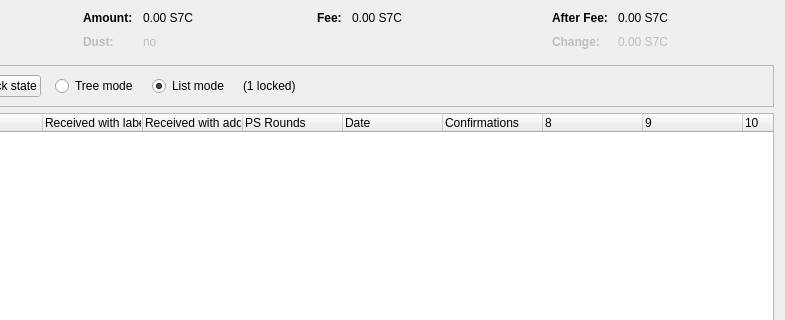
Qt form src/qt/forms/coincontroldialog.ui (OmegaBlockchain/omegacoin) before a commit; both pictures show x 169 to 954 and y 0 to 320 of the 954 by 500 pixel window.
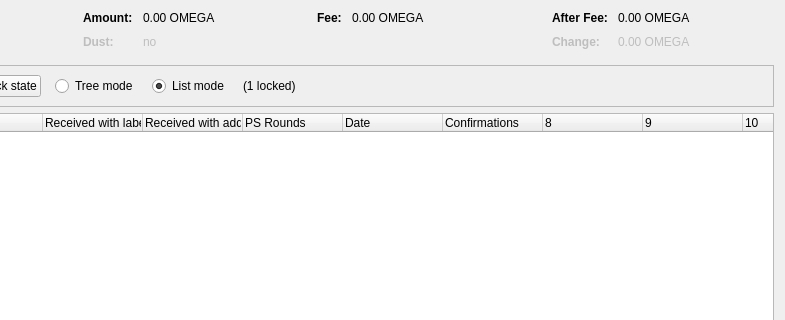
The same form after that commit. Custom widgets are drawn as their Qt base class.

```diff
--- a/src/qt/forms/coincontroldialog.ui
+++ b/src/qt/forms/coincontroldialog.ui
@@ -132,7 +132,7 @@
           <enum>Qt::ActionsContextMenu</enum>
          </property>
          <property name="text">
-          <string notr="true">0.00 S7C</string>
+          <string notr="true">0.00 OMEGA</string>
          </property>
          <property name="textInteractionFlags">
           <set>Qt::LinksAccessibleByMouse|Qt::TextSelectableByKeyboard|Qt::TextSelectableByMouse</set>
@@ -212,7 +212,7 @@
           <enum>Qt::ActionsContextMenu</enum>
          </property>
          <property name="text">
-          <string notr="true">0.00 S7C</string>
+          <string notr="true">0.00 OMEGA</string>
          </property>
          <property name="textInteractionFlags">
           <set>Qt::LinksAccessibleByMouse|Qt::TextSelectableByKeyboard|Qt::TextSelectableByMouse</set>
@@ -257,7 +257,7 @@
           <enum>Qt::ActionsContextMenu</enum>
          </property>
          <property name="text">
-          <string notr="true">0.00 S7C</string>
+          <string notr="true">0.00 OMEGA</string>
          </property>
          <property name="textInteractionFlags">
           <set>Qt::LinksAccessibleByMouse|Qt::TextSelectableByKeyboard|Qt::TextSelectableByMouse</set>
@@ -292,7 +292,7 @@
           <enum>Qt::ActionsContextMenu</enum>
          </property>
          <property name="text">
-          <string notr="true">0.00 S7C</string>
+          <string notr="true">0.00 OMEGA</string>
          </property>
          <property name="textInteractionFlags">
           <set>Qt::LinksAccessibleByMouse|Qt::TextSelectableByKeyboard|Qt::TextSelectableByMouse</set>
```
